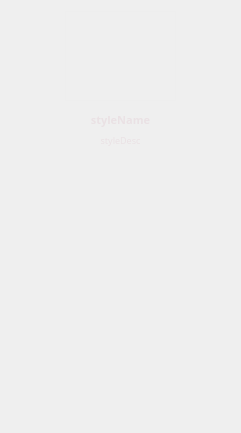
The window that kde/kaptan/src/gui/styleitem.ui (pars-linux/uludag) describes before a commit, drawn with Qt 5.
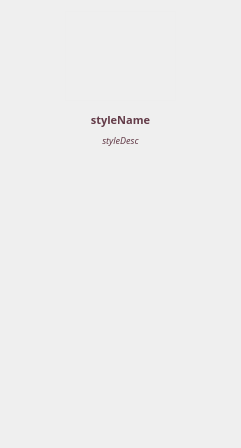
The same window after the commit. Icons and pictures are not drawn.

```diff
--- a/kde/kaptan/src/gui/styleitem.ui
+++ b/kde/kaptan/src/gui/styleitem.ui
@@ -7,7 +7,7 @@
     <x>0</x>
     <y>0</y>
     <width>241</width>
-    <height>433</height>
+    <height>448</height>
    </rect>
   </property>
   <property name="minimumSize">
@@ -20,7 +20,7 @@
    <string>Form</string>
   </property>
   <property name="styleSheet">
-   <string notr="true">color: rgb(234, 225, 228);</string>
+   <string notr="true">color:#633b48;</string>
   </property>
   <layout class="QVBoxLayout" name="verticalLayout">
    <item>
@@ -90,6 +90,9 @@
      <property name="alignment">
       <set>Qt::AlignCenter</set>
      </property>
+     <property name="wordWrap">
+      <bool>true</bool>
+     </property>
     </widget>
    </item>
    <item>
@@ -104,6 +107,7 @@
       <font>
        <family>Sans Serif</family>
        <pointsize>7</pointsize>
+       <italic>true</italic>
       </font>
      </property>
      <property name="styleSheet">
```
Left out of the diff: 3 changed lines with no effect on the pictures.
